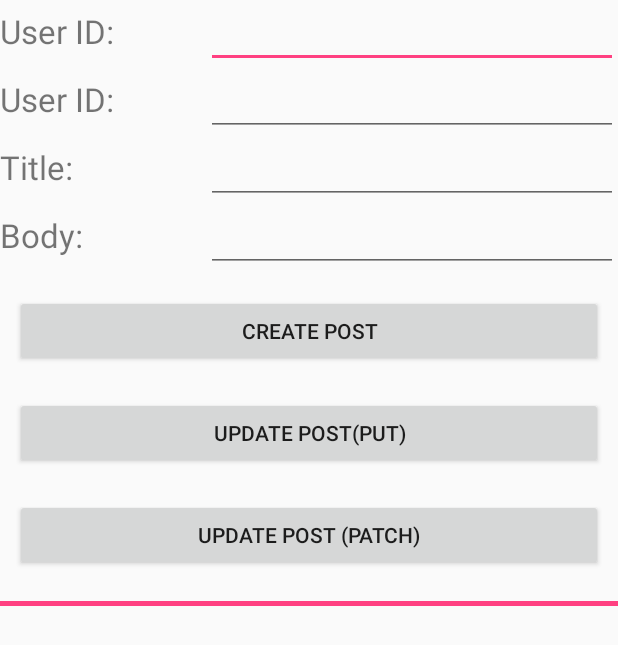
After one commit to bobboz/nursery, an Android app: the PostActivity screen opened directly, with no data from a screen before it, on a phone screen of 412 x 824 dp. The commit adds this screen. Shown: the top 645 px of the screen. Run offline under Robolectric (Android 15) with nearby library versions, the light colour scheme and no system bars.

Commit message:
Changes: 1) Retrofit option has been added to the navigation drawer just for testing 2) added Put and Patch options

```diff
--- a/app/src/main/AndroidManifest.xml
+++ b/app/src/main/AndroidManifest.xml
@@ -11,7 +11,8 @@
         android:roundIcon="@drawable/login"
         android:supportsRtl="true"
         android:theme="@style/AppTheme">
-        <activity android:name=".activity.RetrofitTestActivity"></activity>
+        <activity android:name=".activity.PostActivity"></activity>
+        <activity android:name=".activity.RetrofitTestActivity" />
         <activity android:name=".activity.AddChild" />
         <activity android:name=".activity.EditScheduleActivity" />
         <activity android:name=".activity.UpcomingEventActivity" />
--- a/app/src/main/java/com/nexus/nurseryteacher/Retrofit/JsonPlaceHolderApi.java
+++ b/app/src/main/java/com/nexus/nurseryteacher/Retrofit/JsonPlaceHolderApi.java
@@ -1,9 +1,16 @@
 package com.nexus.nurseryteacher.Retrofit;
 
 import java.util.List;
+import java.util.Map;
 
 import retrofit2.Call;
+import retrofit2.http.Body;
+import retrofit2.http.FieldMap;
+import retrofit2.http.FormUrlEncoded;
 import retrofit2.http.GET;
+import retrofit2.http.PATCH;
+import retrofit2.http.POST;
+import retrofit2.http.PUT;
 import retrofit2.http.Path;
 import retrofit2.http.Query;
 
@@ -17,4 +24,15 @@ public interface JsonPlaceHolderApi {
 
     @GET("post/{id}/comments")
     Call<List<Comment>> getComments(@Path("id") int postID);
+
+    @FormUrlEncoded
+    @POST("posts")
+    Call<Post> createPost(@FieldMap Map<String, String> fileds);
+
+    @PUT("posts/{id}")
+    Call<Post> putPost(@Path("id") int postId, @Body Post post);
+
+    @PATCH("posts/{id}")
+    Call<Post> patchPost(@Path("id") int postId, @Body Post post);
+
 }
--- /dev/null
+++ b/app/src/main/java/com/nexus/nurseryteacher/activity/PostActivity.java
@@ -0,0 +1,186 @@
+package com.nexus.nurseryteacher.activity;
+
+import android.support.v7.app.AppCompatActivity;
+import android.os.Bundle;
+import android.view.View;
+import android.widget.Button;
+import android.widget.EditText;
+import android.widget.TextView;
+
+import com.nexus.nurseryteacher.R;
+import com.nexus.nurseryteacher.Retrofit.JsonPlaceHolderApi;
+import com.nexus.nurseryteacher.Retrofit.Post;
+
+import java.util.HashMap;
+import java.util.Map;
+
+import retrofit2.Call;
+import retrofit2.Callback;
+import retrofit2.Response;
+import retrofit2.Retrofit;
+import retrofit2.converter.gson.GsonConverterFactory;
+
+public class PostActivity extends AppCompatActivity {
+
+    private EditText userId_editText, title_editText, text_editText, postId_editText;
+    private TextView result, result2;
+    private Button sendPost_btn, updatePostPut_btn, updatePostPatch_btn;
+    private JsonPlaceHolderApi jsonPlaceHolderApi;
+    private String userId, title,text, postId;
+
+    @Override
+    protected void onCreate(Bundle savedInstanceState) {
+        super.onCreate(savedInstanceState);
+        setContentView(R.layout.activity_post);
+
+        userId_editText = findViewById(R.id.userID_value);
+        title_editText = findViewById(R.id.title_value);
+        text_editText = findViewById(R.id.body_value);
+        postId_editText = findViewById(R.id.postId_value);
+        sendPost_btn = findViewById(R.id.sendPost_btn);
+        updatePostPut_btn = findViewById(R.id.putPost_btn);
+        updatePostPatch_btn = findViewById(R.id.patchPost_btn);
+        result = findViewById(R.id.result);
+        result2 = findViewById(R.id.result2);
+
+        Retrofit retrofit = new Retrofit.Builder().baseUrl("http://jsonplaceholder.typicode.com/")
+                .addConverterFactory(GsonConverterFactory.create()).build();
+
+        jsonPlaceHolderApi = retrofit.create(JsonPlaceHolderApi.class);
+
+        sendPost_btn.setOnClickListener(new View.OnClickListener() {
+            @Override
+            public void onClick(View v) {
+                userId = userId_editText.getText().toString();
+                title = title_editText.getText().toString();
+                text = text_editText.getText().toString();
+
+                createPost();
+            }
+        });
+
+        updatePostPut_btn.setOnClickListener(new View.OnClickListener() {
+            @Override
+            public void onClick(View v) {
+                postId = postId_editText.getText().toString();
+                userId = userId_editText.getText().toString();
+                title = title_editText.getText().toString();
+                text = text_editText.getText().toString();
+
+                updatePost_Put();
+            }
+        });
+
+        updatePostPatch_btn.setOnClickListener(new View.OnClickListener() {
+            @Override
+            public void onClick(View v) {
+                postId = postId_editText.getText().toString();
+                userId = userId_editText.getText().toString();
+                title = title_editText.getText().toString();
+                text = text_editText.getText().toString();
+
+                updatePost_Patch();
+            }
+        });
+    }
+
+    private void createPost(){
+
+        Map<String, String> fields = new HashMap<>();
+        fields.put("userId", userId);
+        fields.put("title", title);
+
+        Call<Post> call = jsonPlaceHolderApi.createPost(fields);
+        call.enqueue(new Callback<Post>() {
+            @Override
+            public void onResponse(Call<Post> call, Response<Post> response) {
+                if(!response.isSuccessful()){
+                    result.setText("Code:" + response.code());
+                    return;
+                }
+
+                Post postResponse = response.body();
+                String content ="";
+                content += "Code: "+ response.code()+"\n";
+                content += "UserId: "+ postResponse.getUserId()+"\n";
+                content += "Title: " + postResponse.getTitle()+"\n";
+                content += "Text: "+postResponse.getText()+"\n\n";
+
+                result.append(content);
+
+            }
+
+            @Override
+            public void onFailure(Call<Post> call, Throwable t) {
+                result.setText(t.getMessage());
+            }
+        });
+    }
+
+    private void updatePost_Put(){
+        result.setText("");
+        Post post = new Post(Integer.valueOf(userId), title, text);
+        Call<Post> call = jsonPlaceHolderApi.putPost(Integer.valueOf(postId), post);
+
+        call.enqueue(new Callback<Post>() {
+            @Override
+            public void onResponse(Call<Post> call, Response<Post> response) {
+
+                if(!response.isSuccessful()){
+                    result.setText("Put Result\n"+response.code());
+                    return;
+                }
+
+                Post postresponse = response.body();
+
+                String content ="";
+                content += "Code: "+ response.code()+"\n";
+                content += "UserId: "+ postresponse.getUserId()+"\n";
+                content += "Title: " + postresponse.getTitle()+"\n";
+                content += "Text: "+postresponse.getText()+"\n\n";
+                result.append(content);
+            }
+
+            @Override
+            public void onFailure(Call<Post> call, Throwable t) {
+                result.setText("Put Result\n");
+                result.append(t.getMessage());
+            }
+        });
+
+    }
+
+    private void updatePost_Patch(){
+        result2.setText("");
+        Post post = new Post(Integer.valueOf(userId), null, text);
+        Call<Post> call = jsonPlaceHolderApi.patchPost(Integer.valueOf(postId), post);
+
+        call.enqueue(new Callback<Post>() {
+            @Override
+            public void onResponse(Call<Post> call, Response<Post> response) {
+
+                if(!response.isSuccessful()){
+                    result2.setText("Put Result\n"+response.code());
+                    return;
+                }
+
+                Post postresponse = response.body();
+
+                String content ="";
+                content += "Code: "+ response.code()+"\n";
+                content += "UserId: "+ postresponse.getUserId()+"\n";
+                content += "Title: " + postresponse.getTitle()+"\n";
+                content += "Text: "+postresponse.getText()+"\n\n";
+                result2.append(content);
+            }
+
+            @Override
+            public void onFailure(Call<Post> call, Throwable t) {
+                result2.setText("Put Result\n");
+                result2.append(t.getMessage());
+            }
+        });
+
+    }
+
+}
--- /dev/null
+++ b/app/src/main/res/layout/activity_post.xml
@@ -0,0 +1,144 @@
+<?xml version="1.0" encoding="utf-8"?>
+<LinearLayout xmlns:android="http://schemas.android.com/apk/res/android"
+    xmlns:app="http://schemas.android.com/apk/res-auto"
+    xmlns:tools="http://schemas.android.com/tools"
+    android:layout_width="match_parent"
+    android:layout_height="match_parent"
+    android:orientation="vertical"
+    tools:context=".activity.PostActivity">
+
+    <LinearLayout android:layout_height="wrap_content"
+        android:layout_width="match_parent"
+        android:orientation="horizontal"
+        android:weightSum="3">
+        <TextView android:id="@+id/postId_textV"
+            android:layout_height="wrap_content"
+            android:layout_width="0dp"
+            android:layout_weight="1"
+            android:text="User ID:"
+            android:textSize="10pt"/>
+        <EditText android:id="@+id/postId_value"
+            android:layout_height="wrap_content"
+            android:layout_width="0dp"
+            android:layout_weight="2"
+            android:text=""/>
+    </LinearLayout>
+
+    <LinearLayout android:layout_height="wrap_content"
+        android:layout_width="match_parent"
+        android:orientation="horizontal"
+        android:weightSum="3">
+        <TextView android:id="@+id/userID_textV"
+            android:layout_height="wrap_content"
+            android:layout_width="0dp"
+            android:layout_weight="1"
+            android:text="User ID:"
+            android:textSize="10pt"/>
+        <EditText android:id="@+id/userID_value"
+            android:layout_height="wrap_content"
+            android:layout_width="0dp"
+            android:layout_weight="2"
+            android:text=""/>
+    </LinearLayout>
+
+    <LinearLayout android:layout_height="wrap_content"
+        android:layout_width="match_parent"
+        android:orientation="horizontal"
+        android:weightSum="3">
+        <TextView android:id="@+id/title_textV"
+            android:layout_height="wrap_content"
+            android:layout_width="0dp"
+            android:layout_weight="1"
+            android:text="Title:"
+            android:textSize="10pt"/>
+        <EditText android:id="@+id/title_value"
+            android:layout_height="wrap_content"
+            android:layout_width="0dp"
+            android:layout_weight="2"
+            android:text=""/>
+    </LinearLayout>
+
+    <LinearLayout android:layout_height="wrap_content"
+        android:layout_width="match_parent"
+        android:orientation="horizontal"
+        android:weightSum="3"
+        android:paddingBottom="15dp">
+        <TextView android:id="@+id/body_textV"
+            android:layout_height="wrap_content"
+            android:layout_width="0dp"
+            android:layout_weight="1"
+            android:text="Body:"
+            android:textSize="10pt"/>
+        <EditText android:id="@+id/body_value"
+            android:layout_height="wrap_content"
+            android:layout_width="0dp"
+            android:layout_weight="2"
+            android:text=""/>
+    </LinearLayout>
+
+    <LinearLayout android:layout_height="wrap_content"
+        android:layout_width="match_parent"
+        android:orientation="horizontal">
+        <Button android:id="@+id/sendPost_btn"
+            android:layout_width="match_parent"
+            android:layout_height="wrap_content"
+            android:layout_gravity="end"
+            android:textAlignment="center"
+            android:layout_margin="10dp"
+            android:text="Create Post"
+            />
+    </LinearLayout>
+
+    <LinearLayout android:layout_height="wrap_content"
+        android:layout_width="match_parent"
+        android:orientation="horizontal">
+        <Button android:id="@+id/putPost_btn"
+            android:layout_width="match_parent"
+            android:layout_height="wrap_content"
+            android:layout_gravity="end"
+            android:textAlignment="center"
+            android:layout_margin="10dp"
+            android:text="Update Post(Put)"
+            />
+    </LinearLayout>
+
+    <LinearLayout android:layout_height="wrap_content"
+        android:layout_width="match_parent"
+        android:orientation="horizontal">
+        <Button android:id="@+id/patchPost_btn"
+            android:layout_width="match_parent"
+            android:layout_height="wrap_content"
+            android:layout_gravity="end"
+            android:textAlignment="center"
+            android:layout_margin="10dp"
+            android:text="Update Post (Patch)"
+            />
+    </LinearLayout>
+
+    <View android:layout_height="3dp"
+        android:layout_width="match_parent"
+        android:background="@color/colorAccent"
+        android:paddingTop="20dp"/>
+
+    <android.support.v4.widget.NestedScrollView android:layout_width="match_parent"
+        android:layout_height="wrap_content">
+        <LinearLayout android:layout_width="match_parent"
+            android:layout_height="wrap_content"
+            android:orientation="horizontal"
+            android:weightSum="2">
+
+            <TextView android:id="@+id/result"
+                android:layout_height="200dp"
+                android:layout_width="0dp"
+                android:layout_weight="1"/>
+
+            <TextView android:id="@+id/result2"
+                android:layout_height="200dp"
+                android:layout_width="0dp"
+                android:layout_weight="1"/>
+        </LinearLayout>
+    </android.support.v4.widget.NestedScrollView>
+
+
+
+</LinearLayout>
--- a/app/src/main/res/layout/activity_retrofit_test.xml
+++ b/app/src/main/res/layout/activity_retrofit_test.xml
@@ -34,6 +34,12 @@
             android:layout_width="0dp"
             android:layout_weight="1"
             android:text="Get Comments"/>
+
+        <Button android:id="@+id/post_btn"
+            android:layout_height="wrap_content"
+            android:layout_width="0dp"
+            android:layout_weight="1"
+            android:text="Post"/>
     </LinearLayout>
 
     <android.support.v4.widget.NestedScrollView android:layout_height="match_parent"
```
Also changed, not shown: app/src/main/java/com/nexus/nurseryteacher/Retrofit/Post.java (+7 -1 lines), app/src/main/java/com/nexus/nurseryteacher/activity/RetrofitTestActivity.java (+11 -3 lines).
